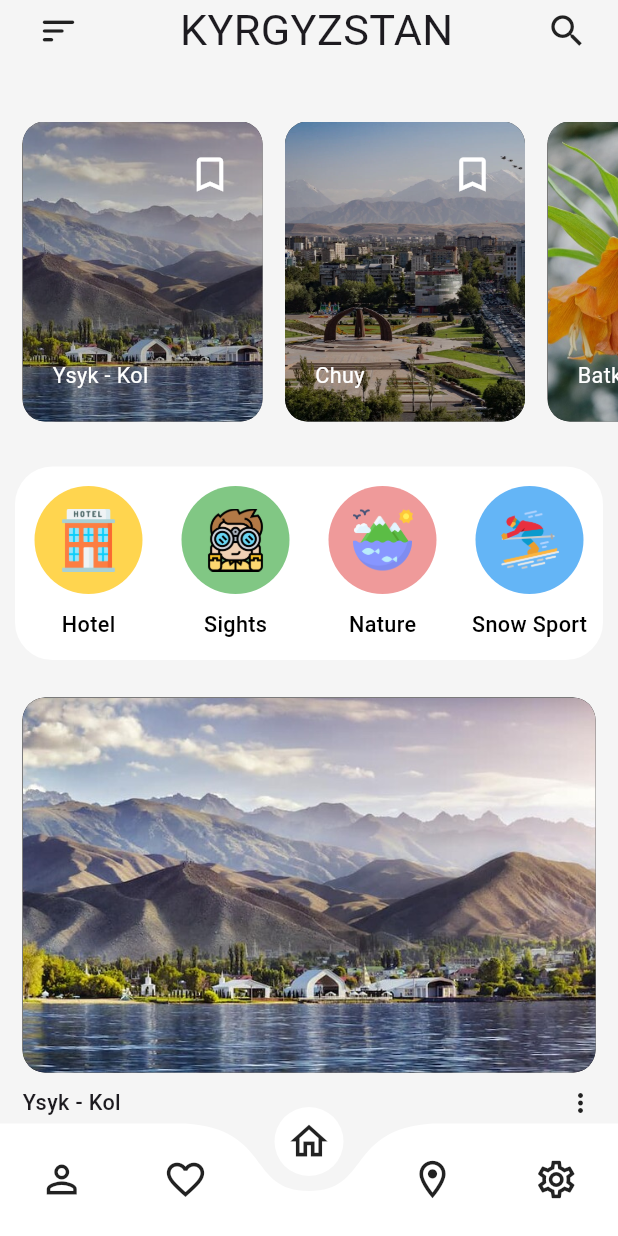
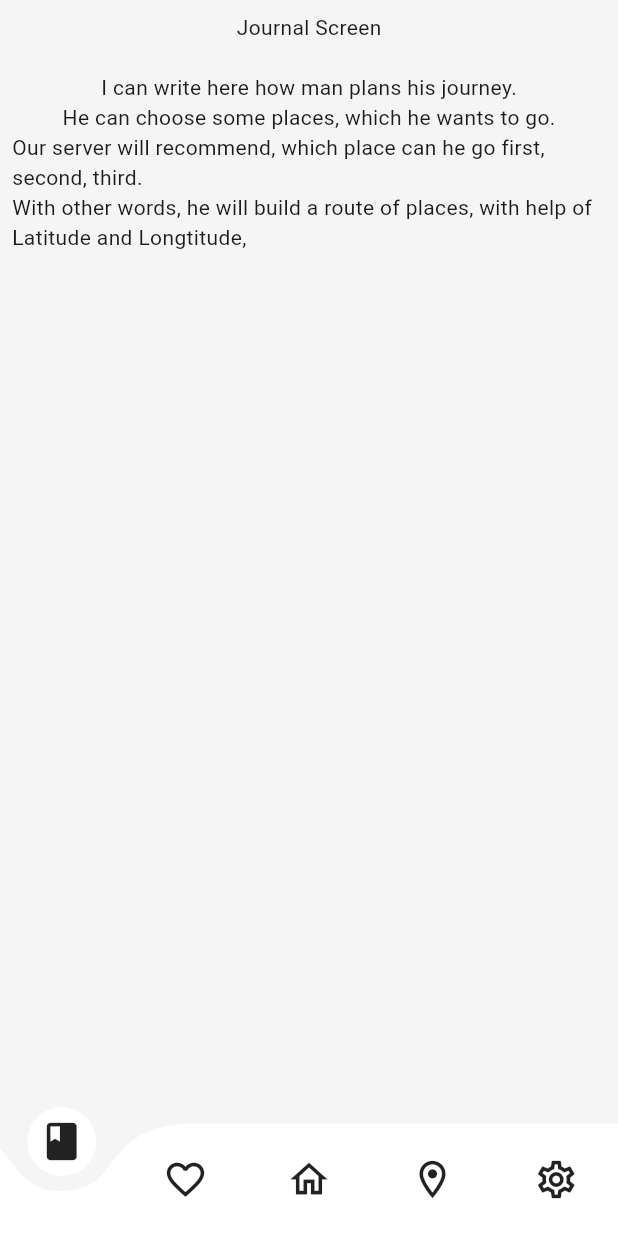
Before and after one commit to orozbaevelmar/Flutter_Start_Journey, a Flutter app: the NavigationBarScreen screen opened directly, on a phone screen of 412 x 824 dp. Run offline on Flutter 3.47's test engine with Material 3 defaults, Android fonts, the phone set to English and light mode, and no system bars; drawn by our look-alikes of curved_navigation_bar; our stand-ins replace dartz, equatable, flutter_bloc, flutter_secure_storage, fluttertoast, geolocator and 5 more; missing offline and left inert: yandex_mapkit; accounts and stored records are empty.

Commit message:
I started with (Plan)Journal screen

```diff
--- a/lib/u_presentation/screen/location/methods.dart/app_location.dart
+++ b/lib/methods/app_location.dart
@@ -1,4 +1,4 @@
-import 'package:start_journey/u_presentation/screen/location/model/app_lat_long.dart';
+import 'package:start_journey/model/app_lat_long.dart';
 
 abstract class AppLocation {
   Future<AppLatLong> getCurrentLocation();
--- a/lib/u_presentation/screen/location/service/location_service.dart
+++ b/lib/services/location_service.dart
@@ -1,6 +1,6 @@
 import 'package:geolocator/geolocator.dart';
-import 'package:start_journey/u_presentation/screen/location/methods.dart/app_location.dart';
-import 'package:start_journey/u_presentation/screen/location/model/app_lat_long.dart';
+import 'package:start_journey/methods/app_location.dart';
+import 'package:start_journey/model/app_lat_long.dart';
 
 class LocationService implements AppLocation {
   final defLocation = const KyrgyzstanLocation();
--- a/lib/u_presentation/screen/account/account.dart
+++ b/lib/u_presentation/screen/account/account.dart
@@ -26,7 +26,8 @@ class _AccountScreenState extends State<AccountScreen> {
 
   @override
   Widget build(BuildContext context) {
-    return SafeArea(
+    return Scaffold(
+      body: SafeArea(
         child: Padding(
           padding: EdgeInsets.symmetric(horizontal: 15),
           child: Column(
@@ -77,6 +78,7 @@ class _AccountScreenState extends State<AccountScreen> {
                 ),
               ),
             ],
+          ),
         ),
       ),
     );
--- a/lib/u_presentation/screen/enter/navigation_bar.dart
+++ b/lib/u_presentation/screen/enter/navigation_bar.dart
@@ -3,9 +3,10 @@ import 'package:flutter/material.dart';
 import 'package:start_journey/u_presentation/screen/account/account.dart';
 import 'package:start_journey/u_presentation/screen/favourite/favourite_screen.dart';
 import 'package:start_journey/u_presentation/screen/home/home_screen.dart';
-import 'package:start_journey/u_presentation/screen/location/map_screen.dart';
+import 'package:start_journey/u_presentation/screen/map/map_screen.dart';
 
 import 'package:start_journey/u_presentation/screen/settings/settings_screen.dart';
+import 'package:start_journey/u_presentation/screen/trip_journal/trip_journal.dart';
 import 'package:start_journey/utils/constants/constants.dart';
 
 class NavigationBarScreen extends StatefulWidget {
@@ -25,12 +26,12 @@ class _NavigationBarScreenState extends State<NavigationBarScreen> {
       body: _screens.elementAt(_selectedIndex),
       // bottom
       bottomNavigationBar: CurvedNavigationBar(
-        index: 2,
+        index: 0,
         color: Colors.white,
         animationDuration: const Duration(milliseconds: 600),
         backgroundColor: MColor.greyBackGroundColor,
         items: const [
-          Icon(Icons.person_outline, size: _iconSize),
+          Icon(Icons.book, size: _iconSize),
           Icon(Icons.favorite_outline_outlined, size: _iconSize),
           Icon(Icons.home_outlined, size: _iconSize),
           Icon(Icons.location_on_outlined, size: _iconSize),
@@ -42,10 +43,10 @@ class _NavigationBarScreenState extends State<NavigationBarScreen> {
     );
   }
 
-  int _selectedIndex = 2;
+  int _selectedIndex = 0;
 
   final List<Widget> _screens = [
-    AccountScreen(),
+    TripJournal(),
     FavouriteScreen(),
     HomeScreen(),
     MapScreen(),
--- a/lib/u_presentation/screen/location/map_screen.dart
+++ b/lib/u_presentation/screen/map/map_screen.dart
@@ -1,8 +1,8 @@
 import 'dart:async';
 
 import 'package:flutter/material.dart';
-import 'package:start_journey/u_presentation/screen/location/model/app_lat_long.dart';
-import 'package:start_journey/u_presentation/screen/location/service/location_service.dart';
+import 'package:start_journey/model/app_lat_long.dart';
+import 'package:start_journey/services/location_service.dart';
 import 'package:yandex_mapkit/yandex_mapkit.dart';
 
 class MapScreen extends StatefulWidget {
--- /dev/null
+++ b/lib/u_presentation/screen/trip_journal/trip_journal.dart
@@ -0,0 +1,29 @@
+import 'package:flutter/material.dart';
+
+class TripJournal extends StatelessWidget {
+  TripJournal({super.key});
+
+  final List<String> list = [
+    'Journal Screen\n',
+    'I can write here how man plans his journey.',
+    'He can choose some places, which he wants to go.',
+    'Our server will recommend, which place can he go first, second, third.',
+    'With other words, he will build a route of places, with help of Latitude and Longtitude,'
+  ];
+
+  @override
+  Widget build(BuildContext context) {
+    return SafeArea(
+      child: Padding(
+        padding: const EdgeInsets.all(8.0),
+        child: Center(
+          child: Column(
+            children: [
+              for (int i = 0; i < list.length; i++) Text(list[i]),
+            ],
+          ),
+        ),
+      ),
+    );
+  }
+}
```
Also changed, not shown: lib/u_presentation/screen/settings/settings_screen.dart (+20 -8 lines), lib/model/app_lat_long.dart (renamed from lib/u_presentation/screen/location/model/app_lat_long.dart). Lines whose indentation alone changed are shown as unchanged.
